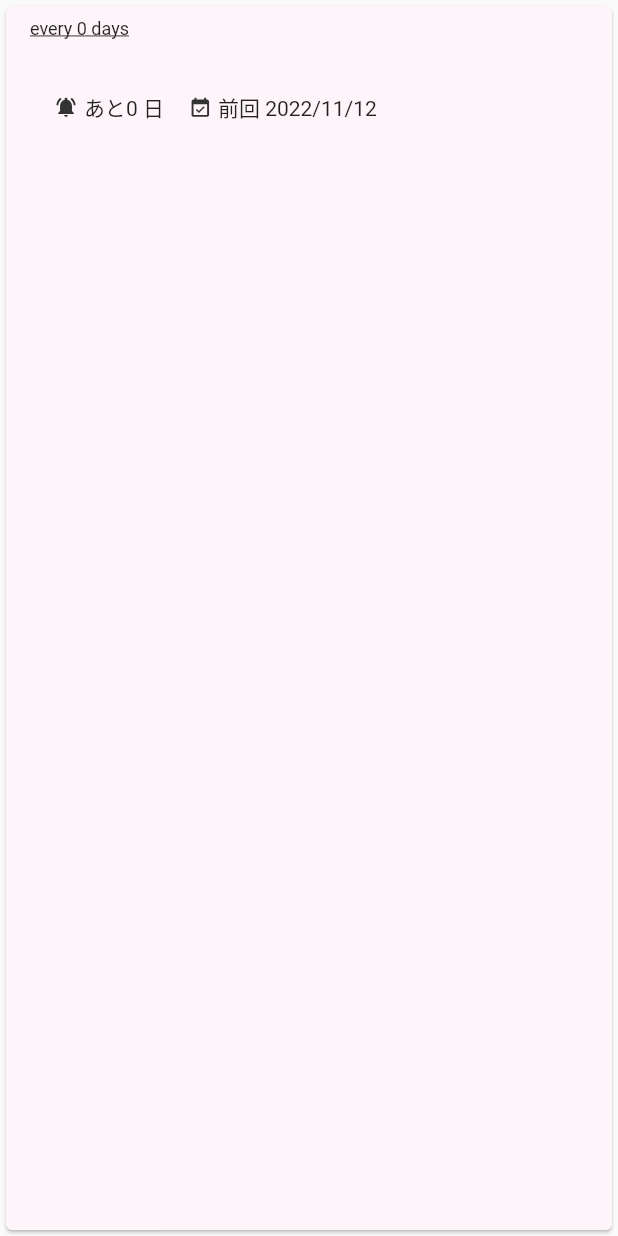
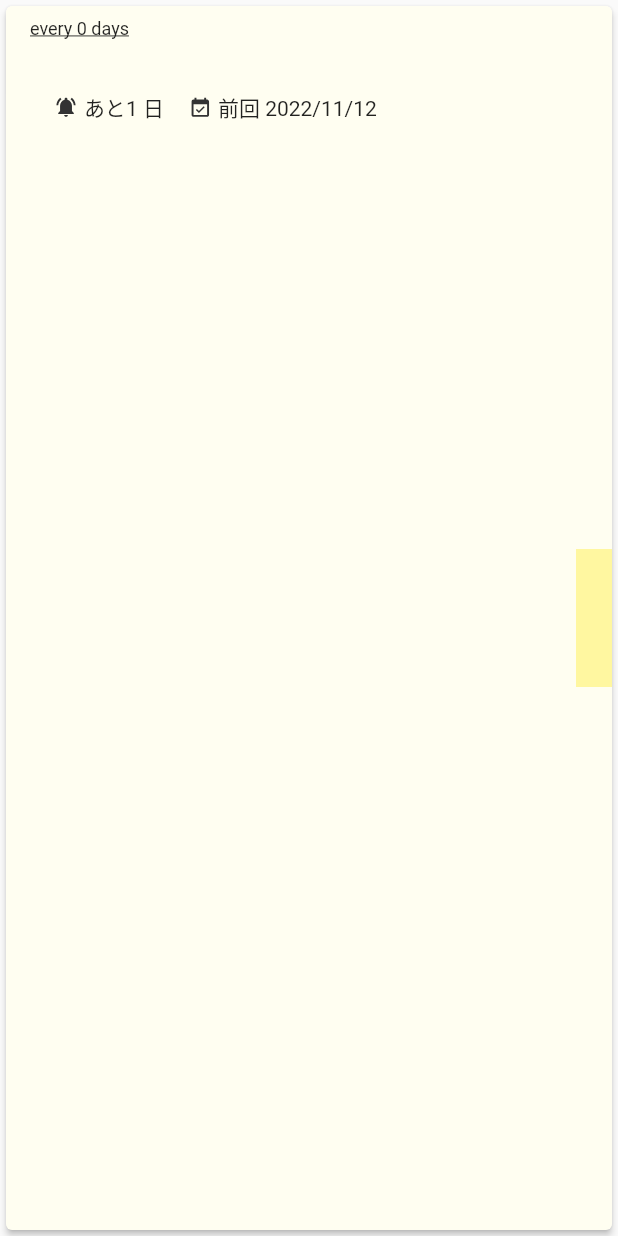
Before and after one commit to batacon/itsukaji_flutter, a Flutter app: the TaskCard widget shown alone on an empty page, opened directly with empty values, on a phone screen of 412 x 824 dp. Run offline on Flutter 3.47's test engine with Material 2 defaults, Android fonts, the phone set to English and light mode, and no system bars; our stand-ins replace cloud_firestore, firebase_auth, firebase_core, flutter_svg, google_sign_in; accounts and stored records are empty.

Commit message:
次にやる日までの日数で色分け

```diff
--- a/lib/components/task_card.dart
+++ b/lib/components/task_card.dart
@@ -10,9 +10,13 @@ class TaskCard extends StatelessWidget {
   @override
   Widget build(BuildContext context) {
     return Card(
-      color: const Color(0xFFFDF5F9),
-      child: Padding(
-        padding: const EdgeInsets.symmetric(horizontal: 16, vertical: 8),
+      elevation: 2,
+      color: _cardColor(task.daysUntilNext()),
+      child: Row(
+        mainAxisAlignment: MainAxisAlignment.spaceBetween,
+        children: [
+          Padding(
+            padding: const EdgeInsets.symmetric(horizontal: 16.0, vertical: 8.0),
             child: Column(
               crossAxisAlignment: CrossAxisAlignment.start,
               children: [
@@ -24,7 +28,34 @@ class TaskCard extends StatelessWidget {
               ],
             ),
           ),
+          Container(
+            width: 24,
+            height: 92,
+            color: _cardEdgeColor(task.daysUntilNext()),
+          )
+        ],
+      ),
     );
+  }
+
+  Color _cardColor(int daysUntilNext) {
+    if (daysUntilNext <= 0) {
+      return const Color(0xFFFDF5F9);
+    } else if (daysUntilNext == 1) {
+      return const Color(0xFFFFFEF1);
+    } else {
+      return const Color(0xFFF3F9FD);
+    }
+  }
+
+  Color _cardEdgeColor(int daysUntilNext) {
+    if (daysUntilNext <= 0) {
+      return const Color(0xFFF5BECF);
+    } else if (daysUntilNext == 1) {
+      return const Color(0xFFFFF7A0);
+    } else {
+      return const Color(0xFFBBE2F1);
+    }
   }
 
   Widget _buildCardHeader(int intervalDays) {
--- a/lib/models/task.dart
+++ b/lib/models/task.dart
@@ -51,7 +51,7 @@ class Task {
   int daysUntilNext() {
     final nextDate = lastDoneDate.add(Duration(days: intervalDays));
     final now = DateTime.now();
-    return nextDate.difference(now).inDays;
+    return nextDate.difference(now).inDays + 1;
   }
 
   String lastDoneDateFormatted() {
```
Lines whose indentation alone changed are shown as unchanged.
